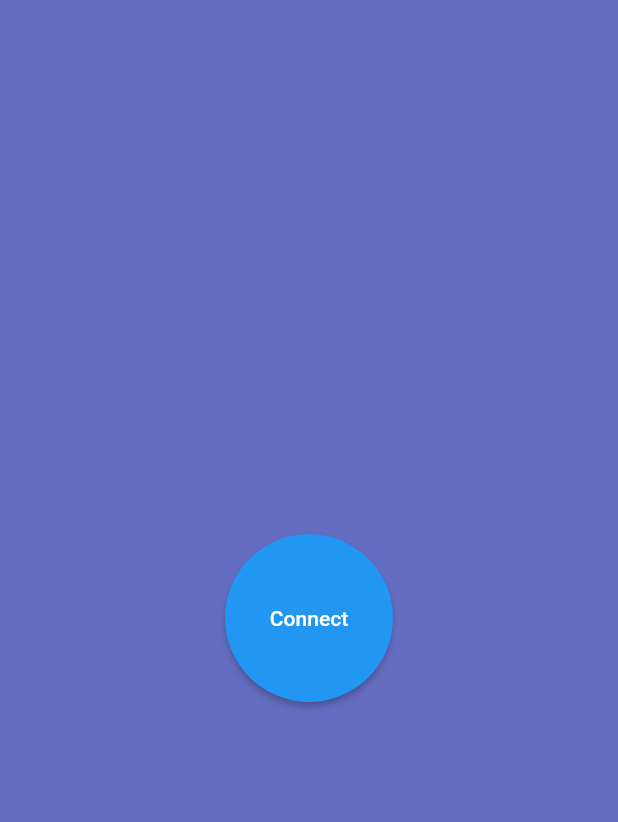
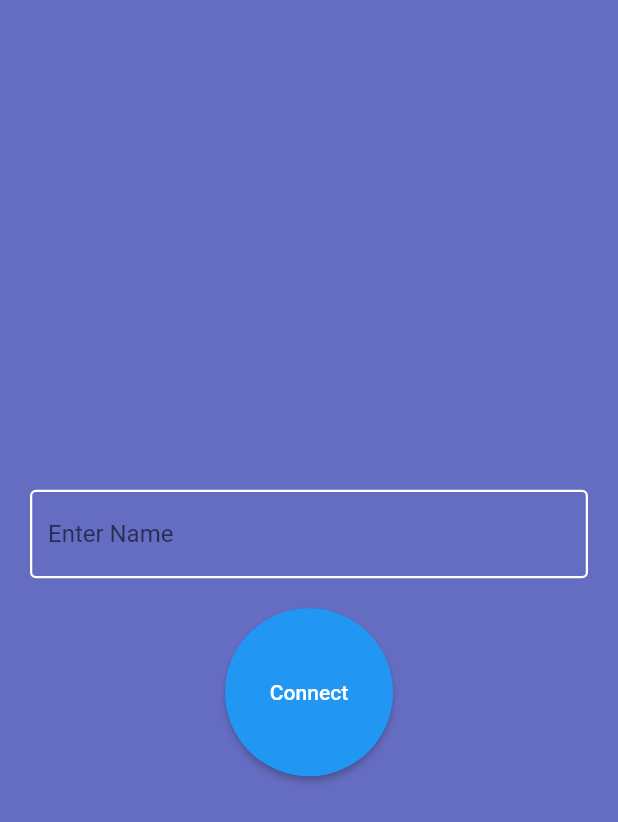
Before and after one commit to Korusuke/Extend, a Flutter app: the screen it shows after launch, on a phone screen of 412 x 824 dp. Shown: the top 822 px of the screen. Run offline on Flutter 3.47's test engine with Material 2 defaults, Android fonts, the phone set to English and light mode, and no system bars; our stand-ins replace avatar_glow, fluttertoast; missing offline and left inert: ping_discover_network, wifi.

Commit message:
Add text field for name

```diff
--- a/lib/main.dart
+++ b/lib/main.dart
@@ -28,6 +28,7 @@ class Home extends StatefulWidget {
 
 class _HomeState extends State<Home> with SingleTickerProviderStateMixin {
   String masterText = "Connect";
+  TextEditingController _textController = TextEditingController();
 
   AnimationController _controller;
 
@@ -38,6 +39,12 @@ class _HomeState extends State<Home> with SingleTickerProviderStateMixin {
       duration: const Duration(seconds: 10),
       vsync: this,
     )..repeat();
+
+    _textController.addListener((){
+      print("value: ${_textController.text}");
+      globals.username = _textController.text;
+      setState(() {});
+    });
   }
 
   Animatable<Color> background = TweenSequence<Color>([
@@ -65,9 +72,17 @@ class _HomeState extends State<Home> with SingleTickerProviderStateMixin {
   ]);
 
   @override
+  void dispose() {
+    // Clean up the controller when the Widget is disposed
+    _textController.dispose();
+    super.dispose();
+  }
+
+  @override
   Widget build(BuildContext context) {
     globals.width = MediaQuery.of(context).size.width;
     globals.height = MediaQuery.of(context).size.width;
+
     return AnimatedBuilder(
         animation: _controller,
         builder: (context, child) {
@@ -80,6 +95,21 @@ class _HomeState extends State<Home> with SingleTickerProviderStateMixin {
                   mainAxisAlignment: MainAxisAlignment.center,
                   crossAxisAlignment: CrossAxisAlignment.center,
                   children: <Widget>[
+                    Padding(
+                      padding: EdgeInsets.all(20.0),
+                      child: Form(
+                        child: TextFormField(
+                          decoration: InputDecoration(
+                            labelText: 'Enter Name',
+                            enabledBorder: const OutlineInputBorder(
+                              borderSide: const BorderSide(
+                                  color: Colors.white, width: 1.5),
+                            ),
+                          ),
+                          controller: _textController,
+                        ),
+                      ),
+                    ),
                     RaisedButton(
                       onPressed: () {
                         Navigator.pushNamed(context, '/scan');
```
Also changed, not shown: lib/screens/align.dart (+8 -7 lines), lib/screens/demos/solidcolors.dart (+11 -9 lines), lib/screens/demo.dart (deleted).
